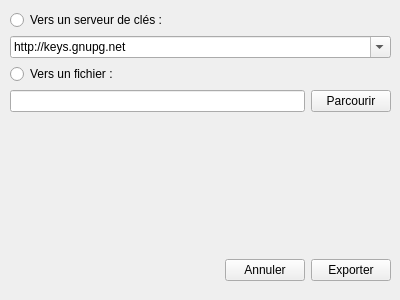
Old version of the form GuiPG/src/View/keyexport.ui in the repository Diakakodo/GuiPG.
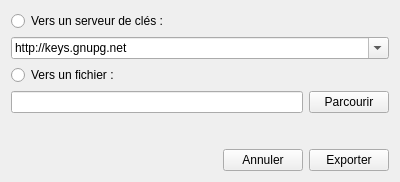
New version of the form.

```diff
--- a/GuiPG/src/View/keyexport.ui
+++ b/GuiPG/src/View/keyexport.ui
@@ -7,21 +7,14 @@
     <x>0</x>
     <y>0</y>
     <width>400</width>
-    <height>300</height>
+    <height>182</height>
    </rect>
   </property>
   <property name="windowTitle">
    <string>Export de clés</string>
   </property>
-  <widget class="QWidget" name="verticalLayoutWidget">
-   <property name="geometry">
-    <rect>
-     <x>10</x>
-     <y>10</y>
-     <width>381</width>
-     <height>231</height>
-    </rect>
-   </property>
+  <layout class="QVBoxLayout" name="verticalLayout_2">
+   <item>
    <layout class="QVBoxLayout" name="verticalLayout">
     <item>
      <layout class="QHBoxLayout" name="horizontalLayout_4">
@@ -139,16 +132,8 @@
      </layout>
     </item>
    </layout>
-  </widget>
-  <widget class="QWidget" name="horizontalLayoutWidget_5">
-   <property name="geometry">
-    <rect>
-     <x>10</x>
-     <y>250</y>
-     <width>381</width>
-     <height>41</height>
-    </rect>
-   </property>
+   </item>
+   <item>
    <layout class="QHBoxLayout" name="horizontalLayout_5">
     <item>
      <spacer name="horizontalSpacer">
@@ -178,10 +163,8 @@
      </widget>
     </item>
    </layout>
-  </widget>
-  <zorder>verticalLayoutWidget</zorder>
-  <zorder>horizontalLayoutWidget_5</zorder>
-  <zorder>horizontalLayoutWidget</zorder>
+   </item>
+  </layout>
  </widget>
  <resources/>
  <connections/>
```
Lines whose indentation alone changed are shown as unchanged.
